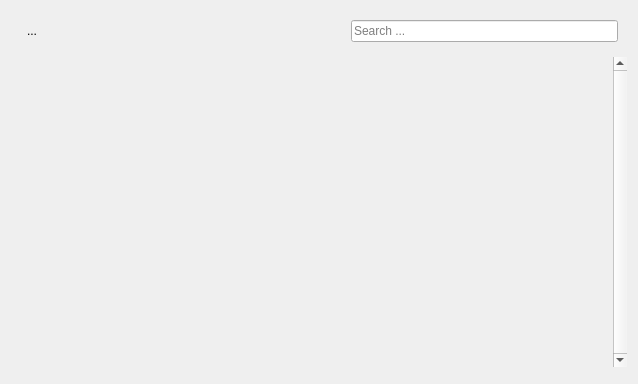
The window that src/modmanagerwidget.ui (kriana/SilVerPLuM) describes before a commit, drawn with Qt 5.
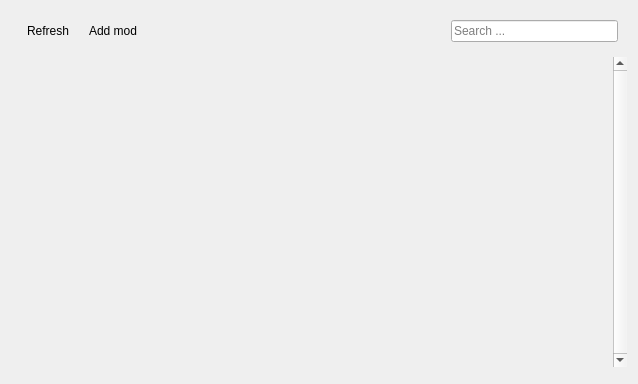
The same window after the commit. Icons and pictures are not drawn. Custom widgets are drawn as their Qt base class.

```diff
--- a/src/modmanagerwidget.ui
+++ b/src/modmanagerwidget.ui
@@ -10,6 +10,12 @@
     <height>384</height>
    </rect>
   </property>
+  <property name="sizePolicy">
+   <sizepolicy hsizetype="Preferred" vsizetype="Preferred">
+    <horstretch>0</horstretch>
+    <verstretch>0</verstretch>
+   </sizepolicy>
+  </property>
   <property name="windowTitle">
    <string>Form</string>
   </property>
@@ -23,10 +29,31 @@
       <item>
        <widget class="QToolButton" name="btnRefresh">
         <property name="text">
-         <string>...</string>
+         <string>Refresh</string>
         </property>
         <property name="icon">
-         <iconset theme="view-refresh"/>
+         <iconset theme="view-refresh">
+          <normaloff>.</normaloff>.</iconset>
+        </property>
+        <property name="toolButtonStyle">
+         <enum>Qt::ToolButtonTextBesideIcon</enum>
+        </property>
+        <property name="autoRaise">
+         <bool>true</bool>
+        </property>
+       </widget>
+      </item>
+      <item>
+       <widget class="QToolButton" name="btnInstallMod">
+        <property name="text">
+         <string>Add mod</string>
+        </property>
+        <property name="icon">
+         <iconset theme="list-add">
+          <normaloff>.</normaloff>.</iconset>
+        </property>
+        <property name="toolButtonStyle">
+         <enum>Qt::ToolButtonTextBesideIcon</enum>
         </property>
         <property name="autoRaise">
          <bool>true</bool>
@@ -48,6 +75,12 @@
       </item>
       <item>
        <widget class="QLineEdit" name="searchBar">
+        <property name="minimumSize">
+         <size>
+          <width>100</width>
+          <height>0</height>
+         </size>
+        </property>
         <property name="placeholderText">
          <string>Search ...</string>
         </property>
```
